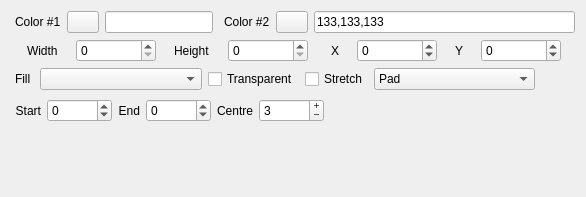
Qt form src/avp/components/color.ui (djfun/audio-visualizer-python) before a commit.
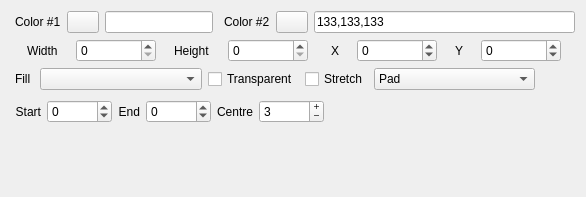
The same form after that commit.

Patch:
```diff
--- a/src/avp/components/color.ui
+++ b/src/avp/components/color.ui
@@ -543,7 +543,7 @@
              <x>-1</x>
              <y>-1</y>
              <width>561</width>
-             <height>31</height>
+             <height>34</height>
             </rect>
            </property>
            <layout class="QHBoxLayout" name="horizontalLayout_3">
```
Left out of the diff: 34 changed lines with no effect on the pictures.
